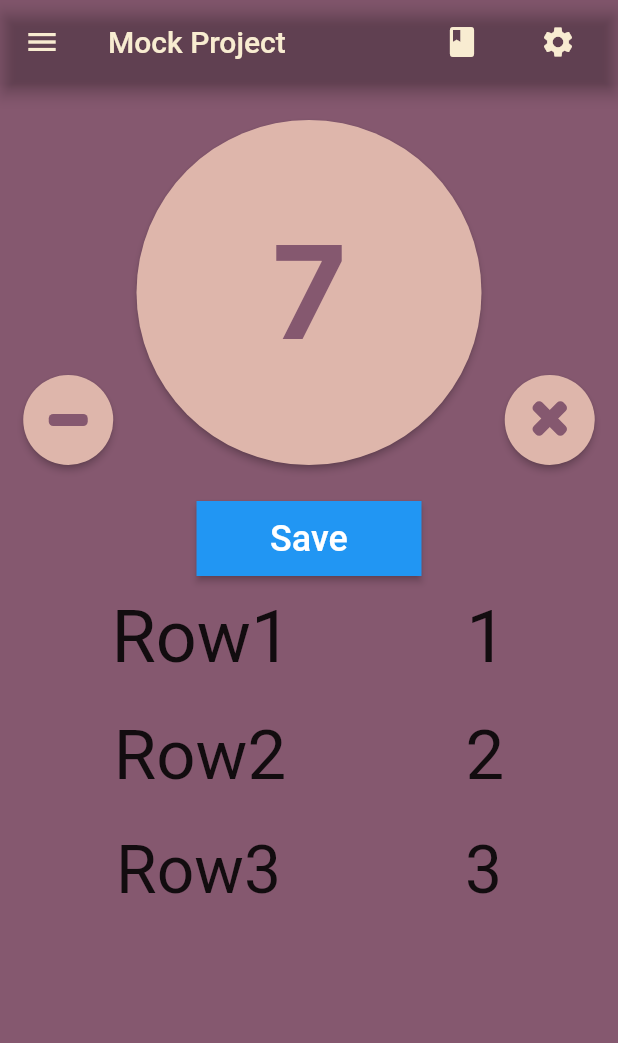
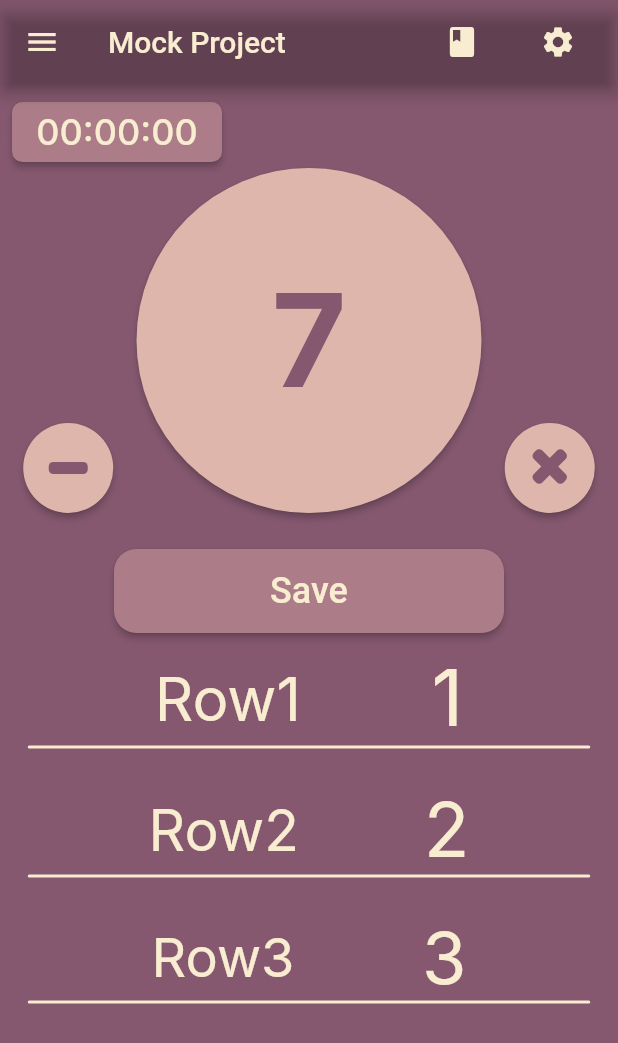
Before and after one commit to AlmondBranchh/CrochetCounter, a Flutter app: the screen it shows after launch, on a phone screen of 412 x 824 dp. Shown: the top 1043 px of the screen. Run offline on Flutter 3.47's test engine with Material 2 defaults, Android fonts, the phone set to English and light mode, and no system bars; our stand-ins replace sqflite; accounts and stored records are empty; Roboto replaces fonts that are missing (Inter).

Commit message:
Added a clock and fixed list view

```diff
--- a/lib/frontend_ui/screens/home_screen.dart
+++ b/lib/frontend_ui/screens/home_screen.dart
@@ -6,6 +6,7 @@ import 'package:crochet_counter/frontend_ui/screens/project_selector.dart';
 import 'package:crochet_counter/frontend_ui/screens/savelist_screen.dart';
 import 'package:crochet_counter/frontend_ui/screens/settings.dart';
 import 'package:crochet_counter/frontend_ui/colors.dart';
+import 'package:crochet_counter/frontend_ui/widgets/clock.dart';
 
 
 class HomeScreen extends StatefulWidget {
@@ -81,11 +82,14 @@ class _HomeScreenState extends State<HomeScreen> {
 
       ),
       body: SingleChildScrollView(
-        physics: NeverScrollableScrollPhysics(),
         child: Column(
-        mainAxisAlignment: MainAxisAlignment.start,
+        mainAxisAlignment: MainAxisAlignment.spaceEvenly,
         mainAxisSize: MainAxisSize.max,
       children: [
+        Align(
+          alignment: Alignment.topLeft,
+          child: ClockWidget(),
+        ),
         CounterSection(),
         SavesList(),
     ],
--- /dev/null
+++ b/lib/frontend_ui/widgets/clock.dart
@@ -0,0 +1,64 @@
+import 'dart:async';
+
+import 'package:crochet_counter/frontend_ui/colors.dart';
+import 'package:flutter/material.dart';
+
+bool timerOn = false;
+Timer? timer;
+Duration duration = Duration(seconds: 0);
+
+class ClockWidget extends StatefulWidget {
+  const ClockWidget({Key? key}) : super(key: key);
+
+  @override
+  State<ClockWidget> createState() => _ClockWidgetState();
+}
+
+class _ClockWidgetState extends State<ClockWidget> {
+  @override
+  Widget build(BuildContext context) {
+
+    void addTime(){
+      final seconds = duration.inSeconds + 1;
+      duration = Duration(seconds: seconds);
+      setState((){
+      });
+    }
+
+    void startTimer(){
+      timer = Timer.periodic(Duration(seconds: 1),(_) => addTime());
+    }
+
+    void toggleTimer(){
+        if (timerOn == false){startTimer(); timerOn = true; }
+        else{timer?.cancel(); timerOn = false;}
+    }
+
+    return Padding(
+      padding: const EdgeInsets.only(
+        top: 8,
+        left: 8,
+      ),
+      child: ElevatedButton(
+        style: ElevatedButton.styleFrom(
+          primary: thirdColor,
+          fixedSize: Size(140, 40),
+          shape: RoundedRectangleBorder(
+            borderRadius: BorderRadius.all(Radius.circular(7))
+          )
+        ),
+        onPressed: toggleTimer,
+        child: Text(
+          "${duration.inHours.toString().padLeft(2, "0")}:"+
+          "${duration.inMinutes.remainder(60).toString().padLeft(2, "0")}:"
+          "${duration.inSeconds.remainder(60).toString().padLeft(2, "0")}",
+              style: TextStyle(
+                color: firstColor,
+                fontFamily: "Inter",
+                    fontSize: 24,
+              ),
+        ),
+      ),
+    );
+  }
+}
--- a/lib/frontend_ui/widgets/counter.dart
+++ b/lib/frontend_ui/widgets/counter.dart
@@ -18,7 +18,9 @@ class _CounterSectionState extends State<CounterSection> {
 
     return Container(
       alignment: Alignment.center,
-      padding: const EdgeInsets.symmetric(vertical: 24),
+      padding: const EdgeInsets.only(
+        bottom: 24,
+      ),
       child: Row(
       mainAxisAlignment: MainAxisAlignment.spaceEvenly,
       mainAxisSize: MainAxisSize.max ,
--- a/lib/logic/data.dart
+++ b/lib/logic/data.dart
@@ -26,7 +26,7 @@ String GetCounterValueString(){
 
 void AddCounterValueToSavesList(){
   savesList.insert(0, counter.toString());
-  savesListNames.insert(0, "Row"+"${savesListNames.length}");
+  savesListNames.insert(0, "Row "+"${savesListNames.length}");
 }
 
 String SavesListValueString(int index){
@@ -74,5 +74,6 @@ int GetItemCount(){
 }
 
 double GetFontSize(int index){
-  return 48-(index.toDouble()*2);
+  if(index > 5){return 30.toDouble();}
+  else {return 40-(index.toDouble()*2);}
 }
```
Also changed, not shown: lib/frontend_ui/widgets/saves_list.dart (+31 -39 lines).
